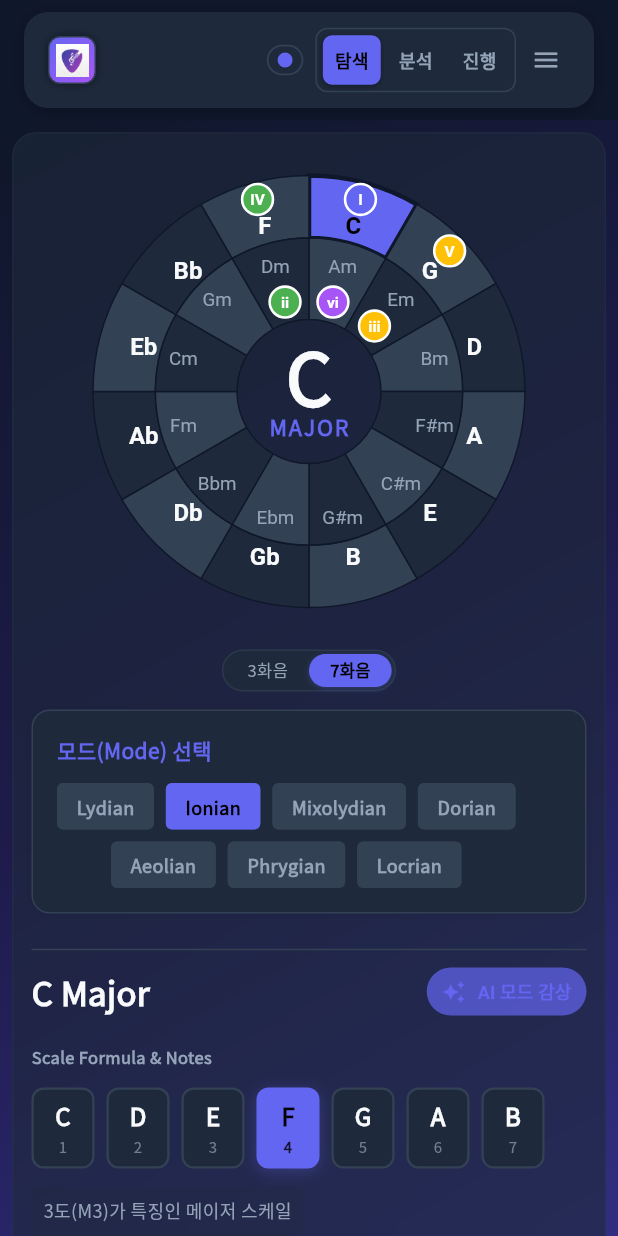
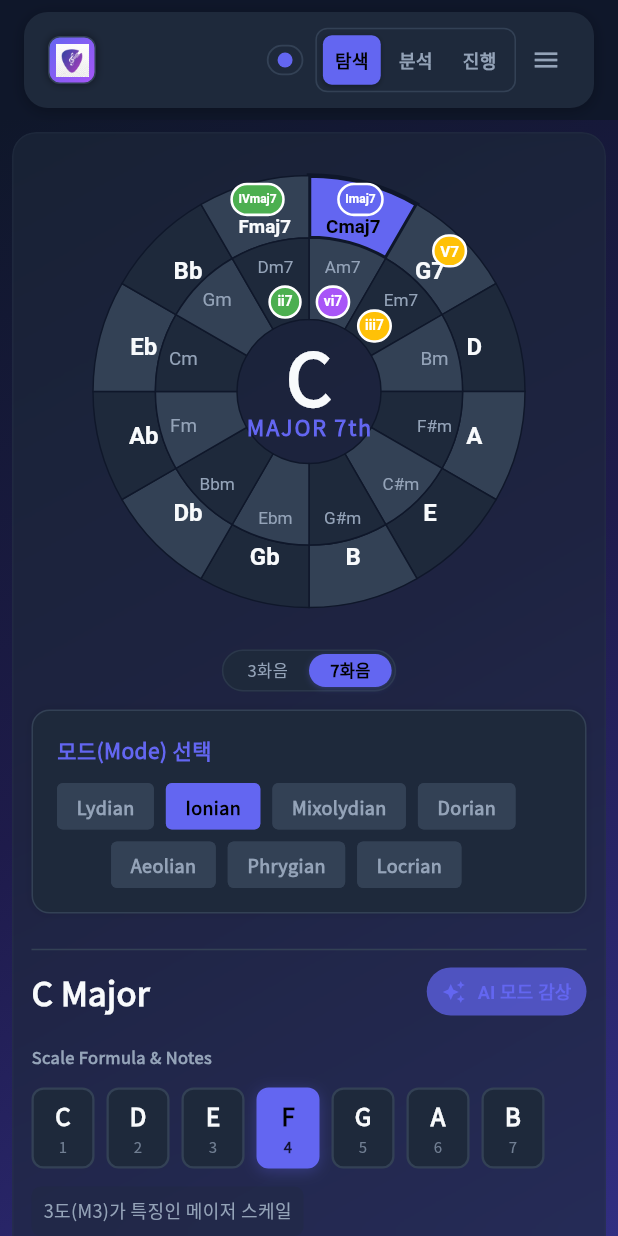
Before and after one commit to 2jungho/chord5-wheel, a Flutter app: the screen it shows after launch, after a tap on "3화음", after a tap on "7화음", on a phone screen of 412 x 824 dp. Run offline on Flutter 3.47's test engine with Material 3 defaults, Android fonts, the phone set to English and light mode, and no system bars; our stand-ins replace audioplayers, flutter_markdown, go_router, google_fonts, google_generative_ai, shared_preferences and 2 more; missing offline and left inert: dart:js_interop, dart_openai, flutter_soloud, window_manager; statements that could not run were skipped.

Commit message:
feat: 5도권 휠 7화음 모드 실시간 렌더링 지원 (슬라이스 코드명, 뱃지, 중앙 모드 텍스트 연동)

```diff
--- a/lib/views/explorer/explorer_view.dart
+++ b/lib/views/explorer/explorer_view.dart
@@ -144,13 +144,15 @@ class ExplorerView extends StatelessWidget {
           String rootNote,
           String modeName,
           int currentKeyIndex,
-          bool isInnerRingSelected
+          bool isInnerRingSelected,
+          bool isSeventhMode,
         })>(
       selector: (context, state) => (
         rootNote: state.rootNote,
         modeName: state.currentMode.name,
         currentKeyIndex: state.currentKeyIndex,
         isInnerRingSelected: state.isInnerRingSelected,
+        isSeventhMode: state.isSeventhMode,
       ),
       builder: (context, data, _) => InteractiveCircleOfFifths(
         size: size,
@@ -158,6 +160,7 @@ class ExplorerView extends StatelessWidget {
         modeName: data.modeName,
         currentKeyIndex: data.currentKeyIndex,
         isInnerRingSelected: data.isInnerRingSelected,
+        isSeventhMode: data.isSeventhMode,
         onKeySelected: (index, isInner) =>
             context.read<MusicState>().selectKeySlice(index, isInner),
         onKeyLongPressed: (index, isInner) {
--- a/lib/widgets/common/wheel/circle_of_fifths_painter.dart
+++ b/lib/widgets/common/wheel/circle_of_fifths_painter.dart
@@ -5,12 +5,14 @@ import '../../../models/music_constants.dart';
 class CircleOfFifthsPainter extends CustomPainter {
   final int selectedKeyIndex;
   final bool isInnerSelected;
+  final bool isSeventhMode;
   final List<KeyData> keys;
   final ThemeData theme;
 
   CircleOfFifthsPainter({
     required this.selectedKeyIndex,
     required this.isInnerSelected,
+    this.isSeventhMode = false,
     required this.keys,
     ThemeData? theme,
   }) : theme = theme ?? ThemeData.dark();
@@ -45,6 +47,7 @@ class CircleOfFifthsPainter extends CustomPainter {
 
       final key = keys[i];
       final isSelected = (i == selectedKeyIndex);
+      final int dist = (i - selectedKeyIndex + 12) % 12;
 
       // --- Major Slice (Outer) ---
       final isMajorActive = isSelected && !isInnerSelected;
@@ -88,87 +91,149 @@ class CircleOfFifthsPainter extends CustomPainter {
       canvas.drawPath(
           pathInner, isMinorActive ? selectedBorderPaint : borderPaint);
 
+      // --- Determine slice text labels (Triad vs 7th) ---
+      String majorText = key.name;
+      String minorText = key.minor;
+
+      if (isSeventhMode) {
+        if (!isInnerSelected) {
+          // Major Key mode: Diatonic major chords
+          if (dist == 0 || dist == 11) {
+            majorText = '${key.name}maj7';
+          } else if (dist == 1) {
+            majorText = '${key.name}7';
+          }
+
+          // Diatonic minor chords
+          if (dist == 0 || dist == 1 || dist == 11) {
+            minorText = '${key.minor}7';
+          }
+        } else {
+          // Minor Key mode: Diatonic minor chords
+          if (dist == 0 || dist == 1 || dist == 11) {
+            minorText = '${key.minor}7';
+          }
+
+          // Diatonic relative major chords
+          if (dist == 0 || dist == 11) {
+            majorText = '${key.name}maj7';
+          } else if (dist == 1) {
+            majorText = '${key.name}7';
+          }
+        }
+      }
+
       // --- Text Labels with adjusted radius to avoid badge overlap ---
       final midAngle = startRad + (15 * pi / 180);
 
       double majorTextR = (rMiddle + (rOuter - 26 * scale)) / 2 + 5 * scale;
+      double majorFontSize = (majorText.length > 4
+              ? 11.0
+              : (majorText.length > 2 ? 12.5 : 14.0)) *
+          scale;
 
       _drawText(
           canvas,
           center,
           midAngle,
           majorTextR,
-          key.name,
+          majorText,
           isMajorActive
               ? theme.colorScheme.onPrimary
               : theme.colorScheme.onSurface,
           FontWeight.bold,
-          14 * scale);
+          majorFontSize);
 
       // Minor Text (Inner Slice: rInner to rMiddle)
       double minorTextR = (rMiddle + (rInner + 24 * scale)) / 2 - 2 * scale;
+      double minorFontSize = (minorText.length > 4
+              ? 9.0
+              : (minorText.length > 2 ? 10.0 : 11.0)) *
+          scale;
 
       _drawText(
           canvas,
           center,
           midAngle,
           minorTextR,
-          key.minor,
+          minorText,
           isMinorActive
               ? theme.colorScheme.onPrimary
               : theme.colorScheme.onSurfaceVariant,
           FontWeight.normal,
-          11 * scale);
+          minorFontSize);
 
-      // --- Badges (I, IV, V, vi, ii, iii... ) ---
-      int dist = (i - selectedKeyIndex + 12) % 12;
-
+      // --- Badges (I, IV, V, vi, ii, iii... or Imaj7, IVmaj7, V7... ) ---
       if (!isInnerSelected) {
         // === Major Key Selected ===
         if (dist == 0) {
-          _drawBadge(canvas, center, midAngle, rOuter - 10 * scale, 'I',
-              theme.colorScheme.primary, scale);
+          _drawBadge(
+              canvas,
+              center,
+              midAngle,
+              rOuter - 10 * scale,
+              isSeventhMode ? 'Imaj7' : 'I',
+              theme.colorScheme.primary,
+              scale);
         } else if (dist == 1) {
-          _drawBadge(canvas, center, midAngle, rOuter - 10 * scale, 'V',
-              Colors.amber, scale);
+          _drawBadge(canvas, center, midAngle, rOuter - 10 * scale,
+              isSeventhMode ? 'V7' : 'V', Colors.amber, scale);
         } else if (dist == 11) {
-          _drawBadge(canvas, center, midAngle, rOuter - 10 * scale, 'IV',
-              Colors.green, scale);
+          _drawBadge(canvas, center, midAngle, rOuter - 10 * scale,
+              isSeventhMode ? 'IVmaj7' : 'IV', Colors.green, scale);
         }
 
         if (dist == 0) {
-          _drawBadge(canvas, center, midAngle, rInner + 12 * scale, 'vi',
-              theme.colorScheme.secondary, scale);
+          _drawBadge(
+              canvas,
+              center,
+              midAngle,
+              rInner + 12 * scale,
+              isSeventhMode ? 'vi7' : 'vi',
+              theme.colorScheme.secondary,
+              scale);
         } else if (dist == 1) {
-          _drawBadge(canvas, center, midAngle, rInner + 12 * scale, 'iii',
-              Colors.amber, scale);
+          _drawBadge(canvas, center, midAngle, rInner + 12 * scale,
+              isSeventhMode ? 'iii7' : 'iii', Colors.amber, scale);
         } else if (dist == 11) {
-          _drawBadge(canvas, center, midAngle, rInner + 12 * scale, 'ii',
-              Colors.green, scale);
+          _drawBadge(canvas, center, midAngle, rInner + 12 * scale,
+              isSeventhMode ? 'ii7' : 'ii', Colors.green, scale);
         }
       } else {
         // === Minor Key Selected ===
         if (dist == 0) {
-          _drawBadge(canvas, center, midAngle, rInner + 12 * scale, 'i',
-              theme.colorScheme.secondary, scale);
+          _drawBadge(
+              canvas,
+              center,
+              midAngle,
+              rInner + 12 * scale,
+              isSeventhMode ? 'i7' : 'i',
+              theme.colorScheme.secondary,
+              scale);
         } else if (dist == 1) {
-          _drawBadge(canvas, center, midAngle, rInner + 12 * scale, 'v',
-              Colors.amber, scale);
+          _drawBadge(canvas, center, midAngle, rInner + 12 * scale,
+              isSeventhMode ? 'v7' : 'v', Colors.amber, scale);
         } else if (dist == 11) {
-          _drawBadge(canvas, center, midAngle, rInner + 12 * scale, 'iv',
-              Colors.green, scale);
+          _drawBadge(canvas, center, midAngle, rInner + 12 * scale,
+              isSeventhMode ? 'iv7' : 'iv', Colors.green, scale);
         }
 
         // Outer Ring (Relative Majors):
         if (dist == 0) {
-          _drawBadge(canvas, center, midAngle, rOuter - 10 * scale, 'III',
-              theme.colorScheme.primary, scale);
+          _drawBadge(
+              canvas,
+              center,
+              midAngle,
+              rOuter - 10 * scale,
+              isSeventhMode ? 'IIImaj7' : 'III',
+              theme.colorScheme.primary,
+              scale);
         } else if (dist == 1) {
-          _drawBadge(canvas, center, midAngle, rOuter - 10 * scale, 'VII',
-              Colors.amber, scale);
+          _drawBadge(canvas, center, midAngle, rOuter - 10 * scale,
+              isSeventhMode ? 'VII7' : 'VII', Colors.amber, scale);
         } else if (dist == 11) {
-          _drawBadge(canvas, center, midAngle, rOuter - 10 * scale, 'VI',
-              Colors.green, scale);
+          _drawBadge(canvas, center, midAngle, rOuter - 10 * scale,
+              isSeventhMode ? 'VImaj7' : 'VI', Colors.green, scale);
         }
       }
     }
@@ -201,25 +266,34 @@ class CircleOfFifthsPainter extends CustomPainter {
     final y = center.dy + radius * sin(angle);
     final pos = Offset(x, y);
 
+    final textSpan = TextSpan(
+      text: text,
+      style: TextStyle(
+          color: Colors.white,
+          fontSize:
+              (text.length > 4 ? 7.0 : (text.length > 2 ? 8.0 : 9.0)) * scale,
+          fontWeight: FontWeight.bold),
+    );
+    final textPainter =
+        TextPainter(text: textSpan, textDirection: TextDirection.ltr);
+    textPainter.layout();
+
+    final badgeHeight = 18.0 * scale;
+    final badgeWidth = max(badgeHeight, textPainter.width + 8.0 * scale);
+    final rrect = RRect.fromRectAndRadius(
+      Rect.fromCenter(center: pos, width: badgeWidth, height: badgeHeight),
+      Radius.circular(badgeHeight / 2),
+    );
+
     final bgPaint = Paint()..color = color;
-    canvas.drawCircle(pos, 9 * scale, bgPaint);
+    canvas.drawRRect(rrect, bgPaint);
 
     final borderPaint = Paint()
       ..color = Colors.white
       ..style = PaintingStyle.stroke
       ..strokeWidth = 1.5 * scale;
-    canvas.drawCircle(pos, 9 * scale, borderPaint);
+    canvas.drawRRect(rrect, borderPaint);
 
-    final textSpan = TextSpan(
-      text: text,
-      style: TextStyle(
-          color: Colors.white,
-          fontSize: 9 * scale,
-          fontWeight: FontWeight.bold),
-    );
-    final textPainter =
-        TextPainter(text: textSpan, textDirection: TextDirection.ltr);
-    textPainter.layout();
     textPainter.paint(
         canvas, Offset(x - textPainter.width / 2, y - textPainter.height / 2));
   }
@@ -227,6 +301,7 @@ class CircleOfFifthsPainter extends CustomPainter {
   @override
   bool shouldRepaint(covariant CircleOfFifthsPainter oldDelegate) {
     return oldDelegate.selectedKeyIndex != selectedKeyIndex ||
-        oldDelegate.isInnerSelected != isInnerSelected;
+        oldDelegate.isInnerSelected != isInnerSelected ||
+        oldDelegate.isSeventhMode != isSeventhMode;
   }
 }
--- a/lib/widgets/common/wheel/interactive_circle_of_fifths.dart
+++ b/lib/widgets/common/wheel/interactive_circle_of_fifths.dart
@@ -9,6 +9,7 @@ class InteractiveCircleOfFifths extends StatelessWidget {
   final String modeName;
   final int currentKeyIndex;
   final bool isInnerRingSelected;
+  final bool isSeventhMode;
   final Function(int index, bool isInner) onKeySelected;
   final Function(int index, bool isInner)? onKeyLongPressed;
 
@@ -19,15 +20,17 @@ class InteractiveCircleOfFifths extends StatelessWidget {
     required this.modeName,
     required this.currentKeyIndex,
     required this.isInnerRingSelected,
+    this.isSeventhMode = false,
     required this.onKeySelected,
     this.onKeyLongPressed,
   });
 
   @override
   Widget build(BuildContext context) {
-    final displayMode = modeName == 'Ionian'
+    final rawMode = modeName == 'Ionian'
         ? 'MAJOR'
         : (modeName == 'Aeolian' ? 'MINOR' : modeName.toUpperCase());
+    final displayMode = isSeventhMode ? '$rawMode 7th' : rawMode;
 
     return SizedBox(
       width: size,
@@ -45,6 +48,7 @@ class InteractiveCircleOfFifths extends StatelessWidget {
               painter: CircleOfFifthsPainter(
                 selectedKeyIndex: currentKeyIndex,
                 isInnerSelected: isInnerRingSelected,
+                isSeventhMode: isSeventhMode,
                 keys: MusicConstants.KEYS,
                 theme: Theme.of(context),
               ),
```
Also changed, not shown: 1 other file.
